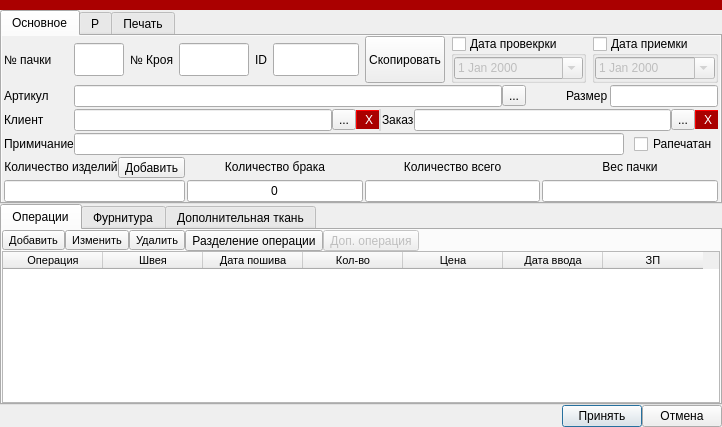
Meller008/CRM-Avi, file ui/pack.ui: the form before one commit.
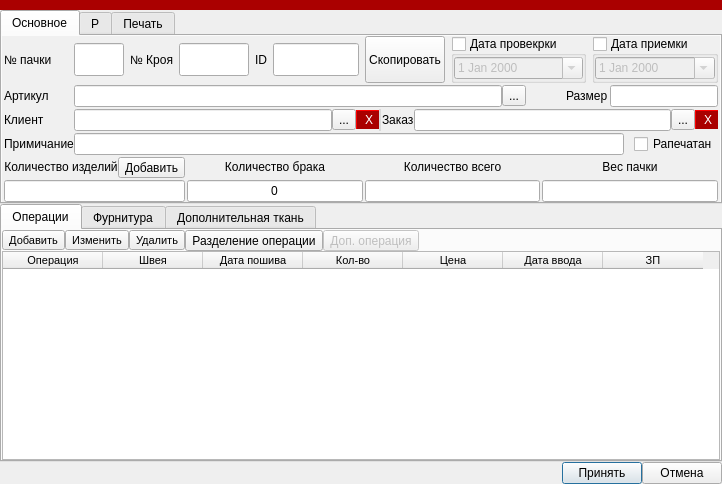
The form after the commit.

```diff
--- a/ui/pack.ui
+++ b/ui/pack.ui
@@ -7,7 +7,7 @@
     <x>0</x>
     <y>0</y>
     <width>722</width>
-    <height>427</height>
+    <height>484</height>
    </rect>
   </property>
   <property name="windowTitle">
```
